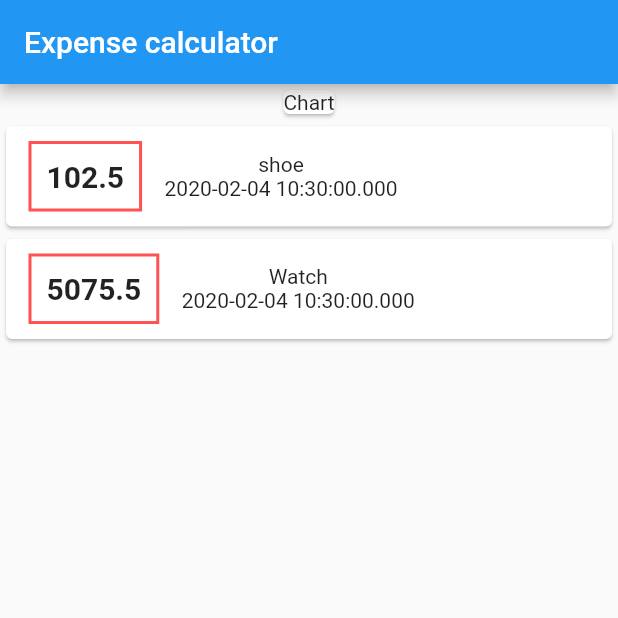
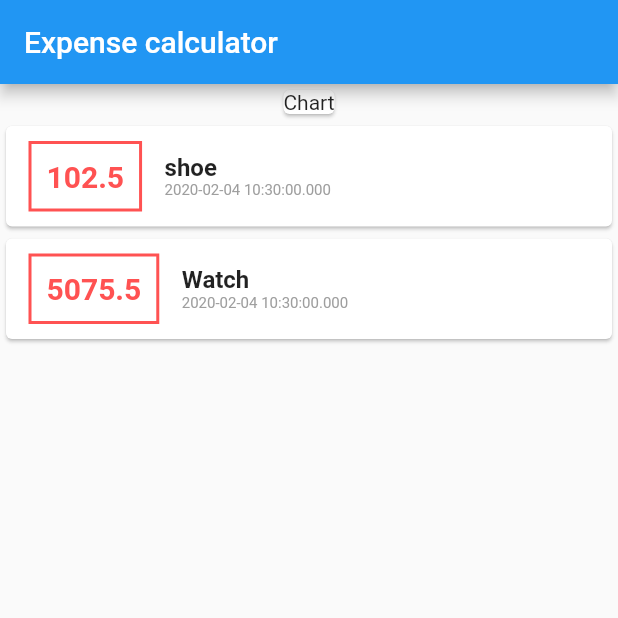
Before and after one commit to madhank93/flutter_personal_expense_app, a Flutter app: the screen it shows after launch, on a phone screen of 412 x 824 dp, the top half of it. Run offline on Flutter 3.47's test engine with Material 2 defaults, Android fonts, the phone set to English and light mode, and no system bars.

Commit message:
more styling

```diff
--- a/lib/main.dart
+++ b/lib/main.dart
@@ -35,21 +35,37 @@ class PersonalExpense extends StatelessWidget {
                         vertical: 10,
                       ),
                       decoration: BoxDecoration(
-                        border: Border.all(color: Colors.redAccent, width: 2),
+                        border: Border.all(
+                          color: Colors.redAccent,
+                          width: 2,
+                        ),
                       ),
                       child: Text(
                         transact.amount.toString(),
-                        style: TextStyle(fontWeight: FontWeight.bold,
-                        fontSize: 20,
+                        style: TextStyle(
+                          fontWeight: FontWeight.bold,
+                          fontSize: 20,
+                          color: Colors.redAccent,
                         ),
                       ),
                       padding: EdgeInsets.all(10),
                     ),
                     Column(
+                      crossAxisAlignment: CrossAxisAlignment.start,
                       children: <Widget>[
-                        Text(transact.title),
+                        Text(
+                          transact.title,
+                          style: TextStyle(
+                            fontSize: 16,
+                            fontWeight: FontWeight.bold,
+                          ),
+                        ),
                         Text(
                           transact.date.toString(),
+                          style: TextStyle(
+                            color: Colors.grey,
+                            fontSize: 10,
+                          ),
                         ),
                       ],
                     ),
```
